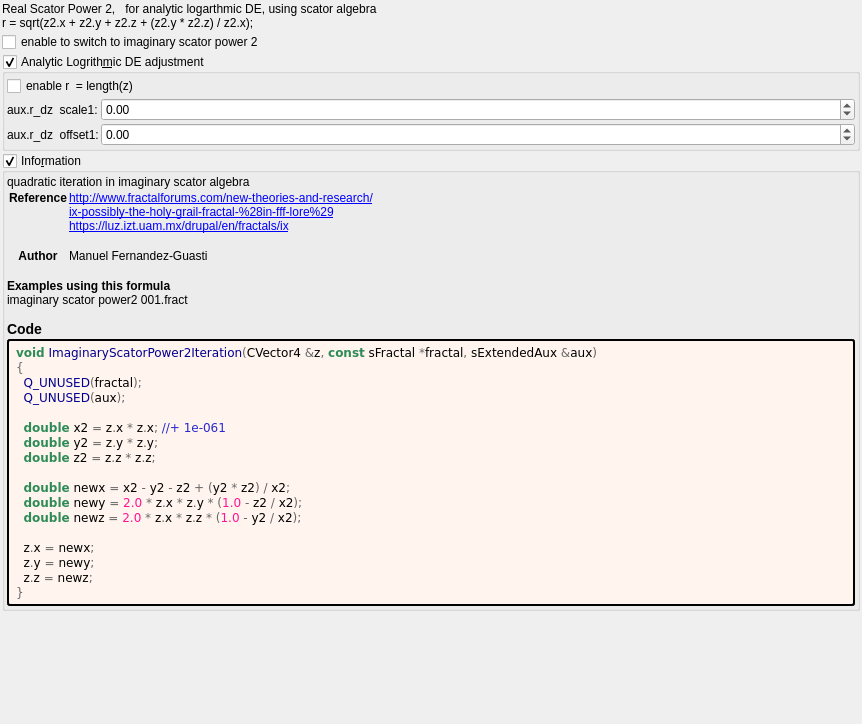
Qt form mandelbulber2/formula/ui/scator_power2.ui (buddhi1980/mandelbulber2) before a commit.
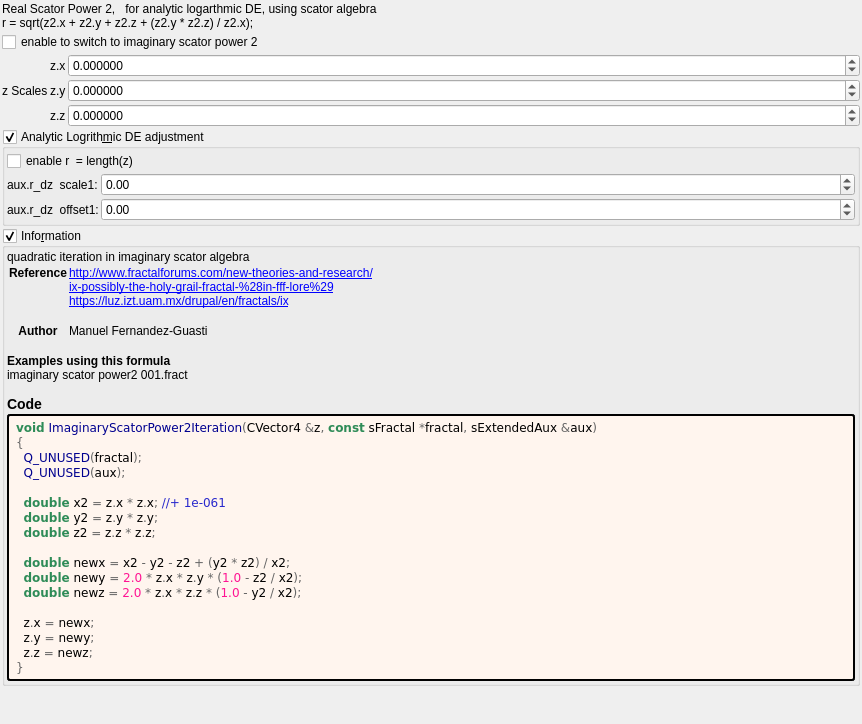
The same form after that commit. Custom widgets are drawn as their Qt base class.

```diff
--- a/mandelbulber2/formula/ui/scator_power2.ui
+++ b/mandelbulber2/formula/ui/scator_power2.ui
@@ -44,6 +44,125 @@
      </property>
     </widget>
    </item>
+   <item>
+    <layout class="QGridLayout" name="gridLayout_63" columnstretch="0,0,0,1">
+     <property name="spacing">
+      <number>2</number>
+     </property>
+     <item row="2" column="3">
+      <widget class="MyDoubleSpinBox" name="spinbox3_transf_constant_multiplier_122_x">
+       <property name="sizePolicy">
+        <sizepolicy hsizetype="Minimum" vsizetype="Maximum">
+         <horstretch>0</horstretch>
+         <verstretch>0</verstretch>
+        </sizepolicy>
+       </property>
+       <property name="prefix">
+        <string/>
+       </property>
+       <property name="suffix">
+        <string/>
+       </property>
+       <property name="decimals">
+        <number>6</number>
+       </property>
+       <property name="minimum">
+        <double>-99.989999999999995</double>
+       </property>
+       <property name="maximum">
+        <double>99.989999999999995</double>
+       </property>
+       <property name="singleStep">
+        <double>0.100000000000000</double>
+       </property>
+      </widget>
+     </item>
+     <item row="4" column="3">
+      <widget class="MyDoubleSpinBox" name="spinbox3_transf_constant_multiplier_122_z">
+       <property name="sizePolicy">
+        <sizepolicy hsizetype="Minimum" vsizetype="Maximum">
+         <horstretch>0</horstretch>
+         <verstretch>0</verstretch>
+        </sizepolicy>
+       </property>
+       <property name="prefix">
+        <string/>
+       </property>
+       <property name="suffix">
+        <string/>
+       </property>
+       <property name="decimals">
+        <number>6</number>
+       </property>
+       <property name="minimum">
+        <double>-99.989999999999995</double>
+       </property>
+       <property name="maximum">
+        <double>99.989999999999995</double>
+       </property>
+       <property name="singleStep">
+        <double>0.100000000000000</double>
+       </property>
+      </widget>
+     </item>
+     <item row="3" column="1">
+      <widget class="QLabel" name="label_91">
+       <property name="text">
+        <string>z Scales</string>
+       </property>
+      </widget>
+     </item>
+     <item row="3" column="3">
+      <widget class="MyDoubleSpinBox" name="spinbox3_transf_constant_multiplier_122_y">
+       <property name="sizePolicy">
+        <sizepolicy hsizetype="Minimum" vsizetype="Maximum">
+         <horstretch>0</horstretch>
+         <verstretch>0</verstretch>
+        </sizepolicy>
+       </property>
+       <property name="prefix">
+        <string/>
+       </property>
+       <property name="suffix">
+        <string/>
+       </property>
+       <property name="decimals">
+        <number>6</number>
+       </property>
+       <property name="minimum">
+        <double>-99.989999999999995</double>
+       </property>
+       <property name="maximum">
+        <double>99.989999999999995</double>
+       </property>
+       <property name="singleStep">
+        <double>0.100000000000000</double>
+       </property>
+      </widget>
+     </item>
+     <item row="2" column="2">
+      <widget class="QLabel" name="label_93">
+       <property name="text">
+        <string notr="true">z.x</string>
+       </property>
+      </widget>
+     </item>
+     <item row="3" column="2">
+      <widget class="QLabel" name="label_90">
+       <property name="text">
+        <string notr="true">z.y</string>
+       </property>
+      </widget>
+     </item>
+     <item row="4" column="2">
+      <widget class="QLabel" name="label_98">
+       <property name="text">
+        <string notr="true">z.z</string>
+       </property>
+      </widget>
+     </item>
+    </layout>
+   </item>
    <item>
     <widget class="MyGroupBox" name="groupCheck_analyticDE_enabled">
      <property name="toolTip">
```
Left out of the diff: 20 changed lines with no effect on the pictures.
